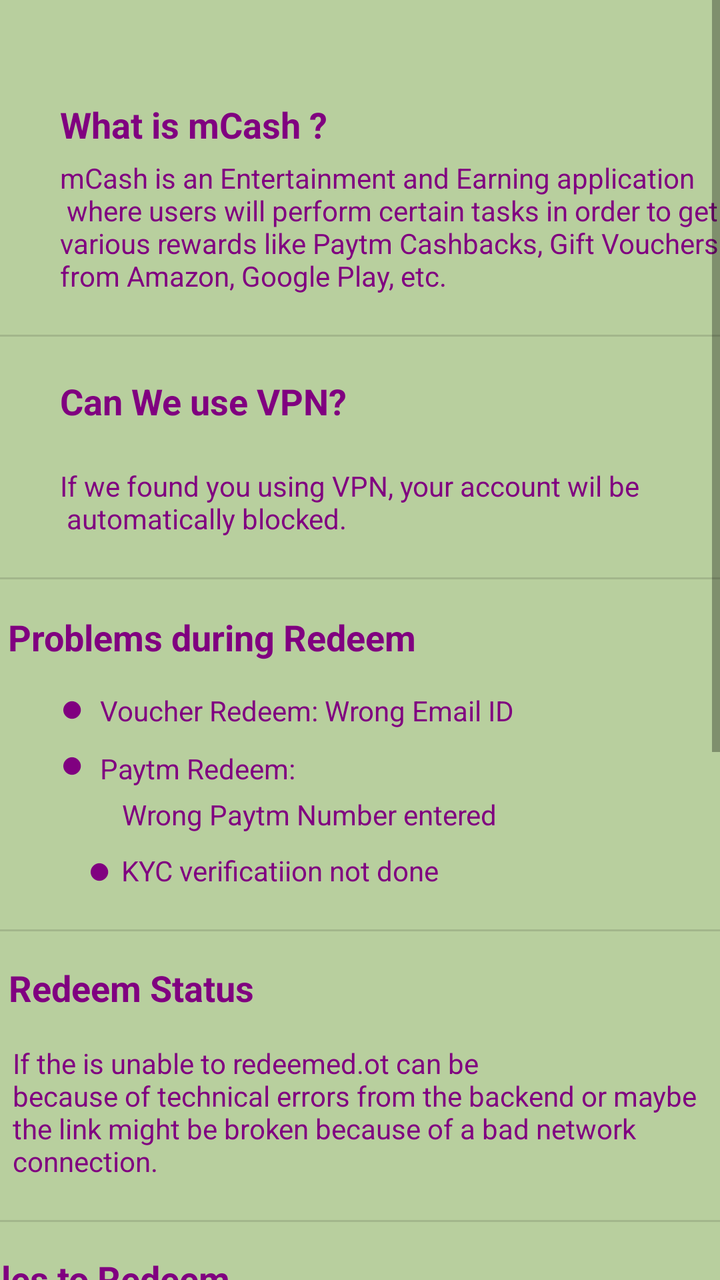
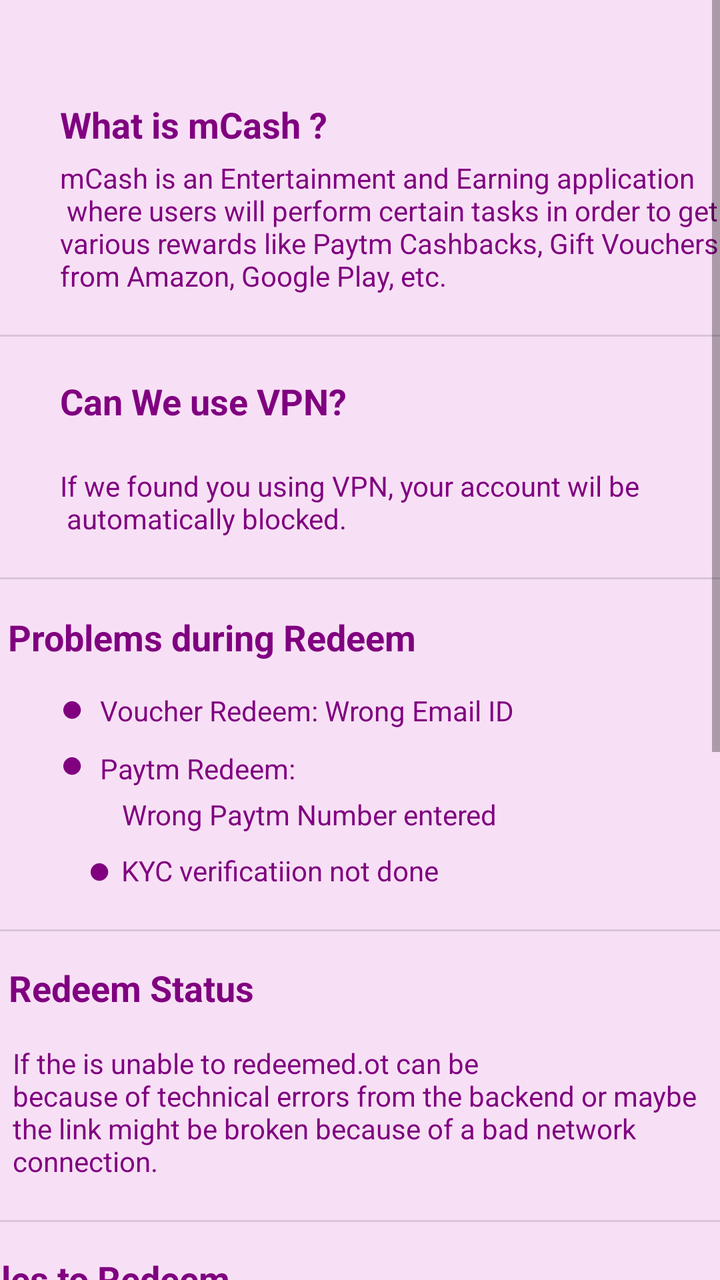

An Android layout rendered at two revisions. The XML below is the earlier revision; the diff shows what the commit changed to produce the second picture.
<!-- AndroidManifest.xml: application theme Theme.MCashUI -->
<!-- res/layout/fragment_f_a_q.xml -->
<?xml version="1.0" encoding="utf-8"?>
<RelativeLayout xmlns:android="http://schemas.android.com/apk/res/android"
    xmlns:app="http://schemas.android.com/apk/res-auto"
    xmlns:tools="http://schemas.android.com/tools"
    android:layout_width="match_parent"
    android:layout_height="match_parent"
    android:background="@color/fragmentbg"
    tools:context=".ui.faq.FAQFragment">

    <ScrollView
        android:layout_width="match_parent"
        android:layout_height="match_parent">

        <androidx.constraintlayout.widget.ConstraintLayout
            android:layout_width="match_parent"
            android:layout_height="match_parent">


            <TextView
                android:id="@+id/textView5"
                android:layout_width="wrap_content"
                android:layout_height="wrap_content"
                android:layout_marginLeft="30dp"
                android:text="What is mCash ?"
                android:textColor="@color/purple"
                android:textSize="18dp"
                android:textStyle="bold"
                app:layout_constraintBottom_toBottomOf="parent"
                app:layout_constraintEnd_toEndOf="parent"
                app:layout_constraintHorizontal_bias="0.0"
                app:layout_constraintStart_toStartOf="parent"
                app:layout_constraintTop_toTopOf="parent"
                app:layout_constraintVertical_bias="0.047" />

            <TextView
                android:id="@+id/whatext"
                android:layout_width="wrap_content"
                android:layout_height="wrap_content"
                android:layout_marginTop="5dp"
                android:text="mCash is an Entertainment and Earning application \n where users will perform certain tasks in order to get \nvarious rewards like Paytm Cashbacks, Gift Vouchers from Amazon, Google Play, etc."
                android:textColor="@color/purple"
                app:layout_constraintBottom_toBottomOf="parent"
                app:layout_constraintEnd_toEndOf="parent"
                app:layout_constraintHorizontal_bias="0.0"
                app:layout_constraintStart_toStartOf="@+id/textView5"
                app:layout_constraintTop_toBottomOf="@+id/textView5"
                app:layout_constraintVertical_bias="0.0" />

            <View
                android:id="@+id/divider3"
                android:layout_width="380dp"
                android:layout_height="1dp"
                android:layout_marginTop="20dp"
                android:background="?android:attr/listDivider"
                app:layout_constraintEnd_toEndOf="parent"
                app:layout_constraintHorizontal_bias="0.516"
                app:layout_constraintStart_toStartOf="parent"
                app:layout_constraintTop_toBottomOf="@+id/whatext" />


            <TextView
                android:id="@+id/canvpn"
                android:layout_width="wrap_content"
                android:layout_height="wrap_content"
                android:layout_marginStart="30dp"
                android:layout_marginTop="20dp"
                android:layout_marginEnd="238dp"
                android:text="Can We use VPN?"
                android:textColor="@color/purple"
                android:textSize="18dp"
                android:textStyle="bold"
                app:layout_constraintBottom_toBottomOf="parent"
                app:layout_constraintEnd_toEndOf="parent"
                app:layout_constraintHorizontal_bias="0.0"
                app:layout_constraintStart_toStartOf="parent"
                app:layout_constraintTop_toBottomOf="@+id/divider3"
                app:layout_constraintVertical_bias="0.0" />

            <TextView
                android:id="@+id/vpntext"
                android:layout_width="wrap_content"
                android:layout_height="wrap_content"
                android:layout_marginStart="30dp"
                android:layout_marginTop="4dp"
                android:layout_marginEnd="90dp"
                android:text="If we found you using VPN, your account wil be\n automatically blocked."
                android:textColor="@color/purple"
                app:layout_constraintBottom_toBottomOf="parent"
                app:layout_constraintEnd_toEndOf="parent"
                app:layout_constraintHorizontal_bias="0.0"
                app:layout_constraintStart_toStartOf="parent"
                app:layout_constraintTop_toBottomOf="@+id/canvpn"
                app:layout_constraintVertical_bias="0.02" />

            <View
                android:id="@+id/divider4"
                android:layout_width="380dp"
                android:layout_height="1dp"
                android:layout_marginTop="20dp"
                android:background="?android:attr/listDivider"
                app:layout_constraintEnd_toEndOf="parent"
                app:layout_constraintHorizontal_bias="0.516"
                app:layout_constraintStart_toStartOf="parent"
                app:layout_constraintTop_toBottomOf="@+id/vpntext" />

            <TextView
                android:id="@+id/probtext"
                android:layout_width="wrap_content"
                android:layout_height="wrap_content"
                android:layout_marginStart="30dp"
                android:layout_marginTop="16dp"
                android:layout_marginEnd="178dp"
                android:layout_marginBottom="4dp"
                android:text="Problems during Redeem"
                android:textColor="@color/purple"
                android:textSize="18dp"
                android:textStyle="bold"
                app:layout_constraintBottom_toTopOf="@+id/textView6"
                app:layout_constraintEnd_toEndOf="parent"
                app:layout_constraintStart_toStartOf="parent"
                app:layout_constraintTop_toBottomOf="@+id/divider4" />

            <TextView
                android:id="@+id/textView6"
                android:layout_width="wrap_content"
                android:layout_height="wrap_content"
                android:layout_marginStart="30dp"
                android:layout_marginTop="4dp"
                android:layout_marginEnd="8dp"
                android:text="@string/bullet"
                android:textColor="@color/purple"
                android:textSize="20dp"
                app:layout_constraintBottom_toTopOf="@+id/textView7"
                app:layout_constraintEnd_toStartOf="@+id/textView9"
                app:layout_constraintStart_toStartOf="parent"
                app:layout_constraintTop_toBottomOf="@+id/probtext" />

            <TextView
                android:id="@+id/textView9"
                android:layout_width="wrap_content"
                android:layout_height="wrap_content"
                android:layout_marginStart="8dp"
                android:layout_marginTop="15dp"
                android:text="Voucher Redeem: Wrong Email ID"
                android:textColor="@color/purple"
                app:layout_constraintStart_toEndOf="@+id/textView6"
                app:layout_constraintTop_toBottomOf="@id/probtext" />

            <TextView
                android:id="@+id/textView7"
                android:layout_width="wrap_content"
                android:layout_height="wrap_content"
                android:layout_marginStart="30dp"
                android:layout_marginBottom="69dp"
                android:text="@string/bullet"
                android:textColor="@color/purple"
                android:textSize="20dp"
                app:layout_constraintBottom_toTopOf="@+id/divider5"
                app:layout_constraintStart_toStartOf="parent"
                app:layout_constraintTop_toBottomOf="@+id/textView6" />

            <TextView
                android:id="@+id/reddeem"
                android:layout_width="wrap_content"
                android:layout_height="wrap_content"
                android:layout_marginStart="8dp"
                android:layout_marginTop="10dp"
                android:layout_marginEnd="262dp"
                android:layout_marginBottom="3dp"
                android:text="Paytm Redeem:"
                android:textColor="@color/purple"
                app:layout_constraintBottom_toBottomOf="parent"
                app:layout_constraintEnd_toEndOf="parent"
                app:layout_constraintHorizontal_bias="0.0"
                app:layout_constraintStart_toEndOf="@+id/textView7"
                app:layout_constraintTop_toBottomOf="@+id/textView9"
                app:layout_constraintVertical_bias="0.0" />

            <TextView
                android:id="@+id/textView8"
                android:layout_width="wrap_content"
                android:layout_height="wrap_content"
                android:layout_marginStart="68dp"
                android:layout_marginEnd="331dp"
                android:text="@string/bullet"
                android:textColor="@color/purple"
                android:textSize="20dp"
                app:layout_constraintBottom_toBottomOf="parent"
                app:layout_constraintEnd_toEndOf="parent"
                app:layout_constraintHorizontal_bias="0.0"
                app:layout_constraintStart_toStartOf="parent"
                app:layout_constraintTop_toBottomOf="@+id/reddeem"
                app:layout_constraintVertical_bias="0.0" />

            <TextView
                android:id="@+id/wrong"
                android:layout_width="wrap_content"
                android:layout_height="wrap_content"
                android:layout_marginTop="4dp"
                android:layout_marginEnd="137dp"
                android:layout_marginBottom="4dp"
                android:paddingLeft="5dp"
                android:text="Wrong Paytm Number entered"
                android:textColor="@color/purple"
                app:layout_constraintBottom_toBottomOf="parent"
                app:layout_constraintEnd_toEndOf="parent"
                app:layout_constraintHorizontal_bias="0.0"
                app:layout_constraintStart_toEndOf="@+id/textView8"
                app:layout_constraintTop_toBottomOf="@+id/reddeem"
                app:layout_constraintVertical_bias="0.0" />

            <TextView
                android:id="@+id/textView10"
                android:layout_width="wrap_content"
                android:layout_height="wrap_content"
                android:layout_marginStart="68dp"
                android:layout_marginTop="4dp"
                android:layout_marginBottom="17dp"
                android:text="@string/bullet"
                android:textColor="@color/purple"
                android:textSize="20dp"
                app:layout_constraintBottom_toTopOf="@+id/divider5"
                app:layout_constraintEnd_toStartOf="@+id/kyc"
                app:layout_constraintStart_toStartOf="parent"
                app:layout_constraintTop_toBottomOf="@+id/wrong" />

            <TextView
                android:id="@+id/kyc"
                android:layout_width="wrap_content"
                android:layout_height="wrap_content"
                android:layout_marginTop="4dp"
                android:layout_marginEnd="165dp"
                android:layout_marginBottom="4dp"
                android:paddingLeft="5dp"
                android:paddingTop="5dp"
                android:text="KYC verificatiion not done"
                android:textColor="@color/purple"
                app:layout_constraintBottom_toBottomOf="parent"
                app:layout_constraintEnd_toEndOf="parent"
                app:layout_constraintHorizontal_bias="0.0"
                app:layout_constraintStart_toEndOf="@+id/textView10"
                app:layout_constraintTop_toBottomOf="@+id/wrong"
                app:layout_constraintVertical_bias="0.0" />

            <View
                android:id="@+id/divider5"
                android:layout_width="380dp"
                android:layout_height="1dp"
                android:layout_marginTop="20dp"
                android:background="?android:attr/listDivider"
                app:layout_constraintEnd_toEndOf="parent"
                app:layout_constraintHorizontal_bias="0.483"
                app:layout_constraintStart_toStartOf="parent"
                app:layout_constraintTop_toBottomOf="@+id/kyc" />

            <TextView
                android:id="@+id/redtext"
                android:layout_width="wrap_content"
                android:layout_height="wrap_content"
                android:layout_marginStart="30dp"
                android:layout_marginTop="16dp"
                android:layout_marginEnd="259dp"
                android:layout_marginBottom="8dp"
                android:text="Redeem Status"
                android:textColor="@color/purple"
                android:textSize="18dp"
                android:textStyle="bold"
                app:layout_constraintBottom_toTopOf="@+id/redstatus"
                app:layout_constraintEnd_toEndOf="parent"
                app:layout_constraintStart_toStartOf="parent"
                app:layout_constraintTop_toBottomOf="@+id/divider5" />

            <TextView
                android:id="@+id/redstatus"
                android:layout_width="wrap_content"
                android:layout_height="wrap_content"
                android:layout_marginStart="30dp"
                android:layout_marginTop="8dp"
                android:layout_marginEnd="35dp"
                android:layout_marginBottom="19dp"
                android:text="If the is unable to redeemed.ot can be\nbecause of technical errors from the backend or maybe\nthe link might be broken because of a bad network\nconnection."
                android:textColor="@color/purple"
                app:layout_constraintBottom_toTopOf="@+id/divider6"
                app:layout_constraintEnd_toEndOf="parent"
                app:layout_constraintStart_toStartOf="parent"
                app:layout_constraintTop_toBottomOf="@+id/redtext"
                app:layout_editor_absoluteX="30dp" />

            <View
                android:id="@+id/divider6"
                android:layout_width="380dp"
                android:layout_height="1dp"
                android:layout_marginTop="20dp"
                android:background="?android:attr/listDivider"
                app:layout_constraintEnd_toEndOf="parent"
                app:layout_constraintHorizontal_bias="0.483"
                app:layout_constraintStart_toStartOf="parent"
                app:layout_constraintTop_toBottomOf="@+id/redstatus" />

            <TextView
                android:id="@+id/ruletext"
                android:layout_width="wrap_content"
                android:layout_height="wrap_content"
                android:layout_marginStart="31dp"
                android:layout_marginTop="16dp"
                android:layout_marginEnd="245dp"
                android:text="Rules to Redeem"
                android:textColor="@color/purple"
                android:textSize="18dp"
                android:textStyle="bold"
                app:layout_constraintBottom_toBottomOf="parent"
                app:layout_constraintEnd_toEndOf="parent"
                app:layout_constraintHorizontal_bias="1.0"
                app:layout_constraintStart_toStartOf="parent"
                app:layout_constraintTop_toBottomOf="@+id/divider6"
                app:layout_constraintVertical_bias="0.0" />

            <TextView
                android:id="@+id/textView11"
                android:layout_width="wrap_content"
                android:layout_height="wrap_content"
                android:layout_marginStart="36dp"
                android:layout_marginTop="4dp"
                android:text="@string/bullet"
                android:textColor="@color/purple"
                android:textSize="20dp"
                app:layout_constraintStart_toStartOf="parent"
                app:layout_constraintTop_toBottomOf="@+id/ruletext" />

            <TextView
                android:layout_width="wrap_content"
                android:layout_height="wrap_content"
                android:layout_marginStart="8dp"
                android:id="@+id/email"
                android:layout_marginTop="8dp"
                android:textColor="@color/purple"
                android:text="Vouchers are sent to the provided EmailID."
                app:layout_constraintStart_toEndOf="@+id/textView11"
                app:layout_constraintTop_toBottomOf="@id/ruletext" />

            <TextView
                android:id="@+id/textView12"
                android:layout_width="wrap_content"
                android:layout_height="wrap_content"
                android:layout_marginStart="36dp"
                android:layout_marginTop="4dp"
                android:text="@string/bullet"
                android:textColor="@color/purple"
                android:textSize="20dp"
                app:layout_constraintStart_toStartOf="parent"
                app:layout_constraintTop_toBottomOf="@+id/textView11" />

            <TextView
                android:layout_width="wrap_content"
                android:layout_height="wrap_content"
                android:layout_marginStart="8dp"
                android:layout_marginTop="8dp"
                android:id="@+id/per"
                android:textColor="@color/purple"
                android:paddingTop="6dp"
                android:text="Only one redeem can be made per day."
                app:layout_constraintStart_toEndOf="@+id/textView11"
                app:layout_constraintTop_toBottomOf="@id/email" />

            <TextView
                android:id="@+id/textView13"
                android:layout_width="wrap_content"
                android:layout_height="wrap_content"
                android:layout_marginStart="36dp"
                android:layout_marginTop="4dp"
                android:text="@string/bullet"
                android:textColor="@color/purple"
                android:textSize="20dp"
                app:layout_constraintStart_toStartOf="parent"
                app:layout_constraintTop_toBottomOf="@+id/textView12" />

            <TextView
                android:layout_width="wrap_content"
                android:layout_height="wrap_content"
                android:layout_marginStart="8dp"
                android:id="@+id/tasks"
                android:layout_marginTop="8dp"
                android:textColor="@color/purple"
                android:paddingTop="4dp"
                android:text="Three tasks must be completed before redeeming."
                app:layout_constraintStart_toEndOf="@+id/textView12"
                app:layout_constraintTop_toBottomOf="@id/per" />

            <TextView
                android:id="@+id/textView14"
                android:layout_width="wrap_content"
                android:layout_height="wrap_content"
                android:layout_marginStart="36dp"
                android:layout_marginTop="4dp"
                android:text="@string/bullet"
                android:textColor="@color/purple"
                android:textSize="20dp"
                app:layout_constraintStart_toStartOf="parent"
                app:layout_constraintTop_toBottomOf="@+id/textView13" />

            <TextView
                android:layout_width="wrap_content"
                android:layout_height="wrap_content"
                android:layout_marginStart="8dp"
                android:layout_marginTop="8dp"
                android:id="@+id/paypal"
                android:textColor="@color/purple"
                android:paddingTop="4dp"
                android:text="Paypal and Paytm cashbacks are sent to the user's\nwallet"
                app:layout_constraintStart_toEndOf="@+id/textView13"
                app:layout_constraintTop_toBottomOf="@id/tasks" />

            <View
                android:id="@+id/divider7"
                android:layout_width="380dp"
                android:layout_height="1dp"
                android:layout_marginTop="20dp"
                android:background="?android:attr/listDivider"
                app:layout_constraintEnd_toEndOf="parent"
                app:layout_constraintHorizontal_bias="0.483"
                app:layout_constraintStart_toStartOf="parent"
                app:layout_constraintTop_toBottomOf="@+id/paypal" />

            <TextView
                android:id="@+id/validation"
                android:layout_width="wrap_content"
                android:layout_height="wrap_content"
                android:layout_marginStart="31dp"
                android:layout_marginTop="16dp"
                android:layout_marginEnd="245dp"
                android:text="Task Validation"
                android:textColor="@color/purple"
                android:textSize="18dp"
                android:textStyle="bold"
                app:layout_constraintBottom_toBottomOf="parent"
                app:layout_constraintEnd_toEndOf="parent"
                app:layout_constraintHorizontal_bias="1.0"
                app:layout_constraintStart_toStartOf="parent"
                app:layout_constraintTop_toBottomOf="@+id/divider7"
                app:layout_constraintVertical_bias="0.0" />


            <TextView
                android:id="@+id/textView15"
                android:layout_width="wrap_content"
                android:layout_height="wrap_content"
                android:layout_marginStart="36dp"
                android:layout_marginTop="4dp"
                android:text="@string/bullet"
                android:textColor="@color/purple"
                android:textSize="20dp"
                app:layout_constraintStart_toStartOf="parent"
                app:layout_constraintTop_toBottomOf="@+id/validation" />

            <TextView
                android:layout_width="wrap_content"
                android:layout_height="wrap_content"
                android:layout_marginStart="8dp"
                android:layout_marginTop="8dp"
                android:id="@+id/adver"
                android:textColor="@color/purple"
                android:text="It might take the advertisers sometime to validate the\ncompletion of the tasks."
                app:layout_constraintStart_toEndOf="@+id/textView13"
                app:layout_constraintTop_toBottomOf="@id/validation" />

            <TextView
                android:id="@+id/textView16"
                android:layout_width="wrap_content"
                android:layout_height="wrap_content"
                android:layout_marginStart="36dp"
                android:layout_marginTop="4dp"
                android:text="@string/bullet"
                android:textColor="@color/purple"
                android:textSize="20dp"
                app:layout_constraintStart_toStartOf="parent"
                app:layout_constraintTop_toBottomOf="@+id/adver" />

            <TextView
                android:layout_width="wrap_content"
                android:layout_height="wrap_content"
                android:layout_marginStart="8dp"
                android:layout_marginTop="8dp"
                android:id="@+id/comp"
                android:textColor="@color/purple"
                android:text="Re-installating the apps mentioned in the 'Task Offers'\nselection that are already present on the user's device won't\nbe cosidered as Task completion."
                app:layout_constraintStart_toEndOf="@+id/textView16"
                app:layout_constraintTop_toBottomOf="@id/adver" />

            <View
                android:id="@+id/divider8"
                android:layout_width="380dp"
                android:layout_height="1dp"
                android:layout_marginTop="20dp"
                android:background="?android:attr/listDivider"
                app:layout_constraintEnd_toEndOf="parent"
                app:layout_constraintHorizontal_bias="0.483"
                app:layout_constraintStart_toStartOf="parent"
                app:layout_constraintTop_toBottomOf="@+id/comp" />

            <TextView
                android:id="@+id/contact"
                android:layout_width="wrap_content"
                android:layout_height="wrap_content"
                android:layout_marginStart="31dp"
                android:layout_marginTop="16dp"
                android:text="Contact Us"
                android:textColor="@color/purple"
                android:textSize="18dp"
                android:textStyle="bold"
                app:layout_constraintBottom_toBottomOf="parent"
                app:layout_constraintEnd_toEndOf="parent"
                app:layout_constraintHorizontal_bias="0.058"
                app:layout_constraintStart_toStartOf="parent"
                app:layout_constraintTop_toBottomOf="@+id/divider8"
                app:layout_constraintVertical_bias="0.0" />

            <TextView
                android:layout_width="wrap_content"
                android:layout_height="wrap_content"
                android:text="If you are still facing issues with the app and are not able\nto derive the answer on the basis of the above-mentioned\nresults, please contact us at feedback@mcash.fun"
                app:layout_constraintTop_toBottomOf="@+id/contact"
                android:textColor="@color/purple"
                android:layout_marginTop="6dp"
                app:layout_constraintStart_toStartOf="@id/contact"/>

        </androidx.constraintlayout.widget.ConstraintLayout>

    </ScrollView>
</RelativeLayout>
<!-- resources referenced by this layout -->
<resources>
  <color name="fragmentbg">#B8CF9E</color>
  <color name="purple">#800080</color>
  <string name="bullet"> \u25CF</string>
  <style name="Theme.MCashUI" parent="Theme.MaterialComponents.DayNight.DarkActionBar">
          
          <item name="colorPrimary">@color/purple_500</item>
          <item name="colorPrimaryVariant">@color/purple_700</item>
          <item name="colorOnPrimary">@color/white</item>
          
          <item name="colorSecondary">@color/teal_200</item>
          <item name="colorSecondaryVariant">@color/teal_700</item>
          <item name="colorOnSecondary">@color/black</item>
          
          <item name="android:statusBarColor">?attr/colorPrimaryVariant</item>
          
      </style>
  <color name="purple_500">#FF6200EE</color>
  <color name="purple_700">#FF3700B3</color>
  <color name="white">#FFFFFFFF</color>
  <color name="teal_200">#FF03DAC5</color>
  <color name="teal_700">#FF018786</color>
  <color name="black">#FF000000</color>
</resources>

<!-- the commit's change to res/layout/fragment_f_a_q.xml (unified diff, before → after) -->
@@ -4,7 +4,7 @@
     xmlns:tools="http://schemas.android.com/tools"
     android:layout_width="match_parent"
     android:layout_height="match_parent"
-    android:background="@color/fragmentbg"
+    android:background="@color/pinky"
     tools:context=".ui.faq.FAQFragment">
 
     <ScrollView
<!-- resource entries referenced after the edit -->
@@ -1,6 +1,6 @@
 <!-- resources referenced by this layout -->
 <resources>
-  <color name="fragmentbg">#B8CF9E</color>
+  <color name="pinky">#5EEAACE4</color>
   <color name="purple">#800080</color>
   <string name="bullet"> \u25CF</string>
   <style name="Theme.MCashUI" parent="Theme.MaterialComponents.DayNight.DarkActionBar">
